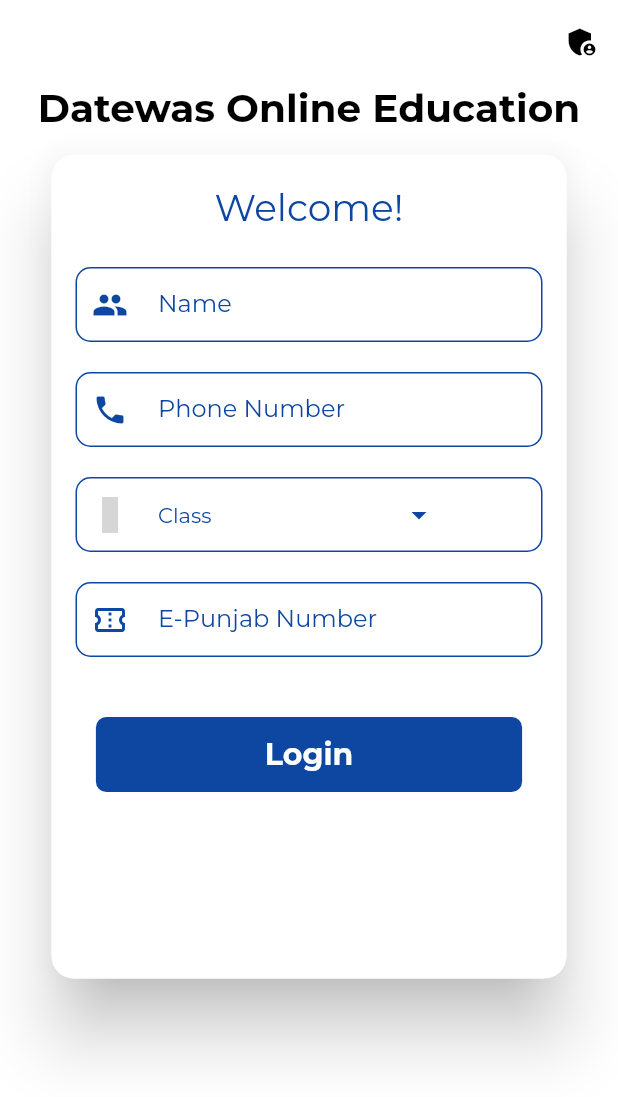
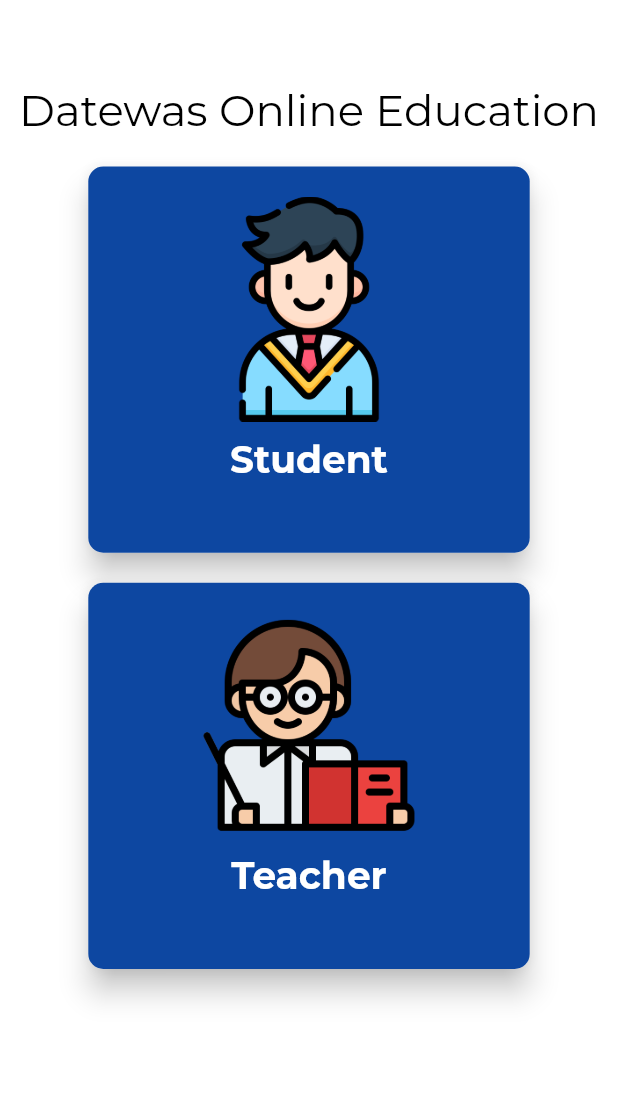
Before and after one commit to RishiAhuja/datewas-education, a Flutter app: the screen it shows after launch, on a phone screen of 412 x 824 dp. Shown: the top 1097 px of the screen. Run offline on Flutter 3.47's test engine with Material 2 defaults, Android fonts, the phone set to English and light mode, and no system bars; our stand-ins replace auto_size_text, cached_network_image, cloud_firestore, file_picker, firebase_messaging, firebase_storage and 7 more; missing offline and left inert: advance_pdf_viewer, flutter_otp, image_downloader; accounts and stored records are empty; grey boxes are pictures that could not be loaded.

Commit message:
Today-s-Commit

```diff
--- a/lib/views/authenticate.dart
+++ b/lib/views/authenticate.dart
@@ -1,5 +1,6 @@
 import 'package:datewas_education/views/classRoom.dart';
 import 'package:datewas_education/views/signUp.dart';
+import 'package:datewas_education/views/userSelection.dart';
 import 'package:firebase_messaging/firebase_messaging.dart';
 import 'package:flutter/material.dart';
 import 'package:shared_preferences/shared_preferences.dart';
@@ -50,7 +51,7 @@ class _AuthenticateState extends State<Authenticate> {
 
     if(_isSigned){
       return MaterialApp(
-          title: 'Flutter Demo',
+          title: 'Datewas Education',
           theme: ThemeData(
             scaffoldBackgroundColor: Colors.white,
             // scaffoldBackgroundColor: Colors.tealAccent[200],
@@ -59,11 +60,11 @@ class _AuthenticateState extends State<Authenticate> {
     }
     else {
       return MaterialApp(
-          title: 'Flutter Demo',
+          title: 'Datewas Education',
           theme: ThemeData(
             scaffoldBackgroundColor: Colors.white,
             primarySwatch: Colors.blue,
-          ), home: SignUp());
+          ), home: UserSelection());
     }
 
 
--- a/lib/views/signUp.dart
+++ b/lib/views/signUp.dart
@@ -49,6 +49,7 @@ class _SignUpState extends State<SignUp> {
   Widget build(BuildContext context) {
     return Scaffold(
       appBar: AppBar(
+        leading: IconButton(icon: Icon(Icons.arrow_back_ios_outlined, color: Colors.black,), onPressed: () => Navigator.pop(context),),
           backgroundColor: Colors.white,
           elevation: 0,
         actions: [
--- /dev/null
+++ b/lib/views/userSelection.dart
@@ -0,0 +1,121 @@
+import 'package:datewas_education/views/signUp.dart';
+import 'package:datewas_education/views/teacher.dart';
+import 'package:flutter/material.dart';
+import 'package:google_fonts/google_fonts.dart';
+
+class UserSelection extends StatefulWidget {
+  @override
+  _UserSelectionState createState() => _UserSelectionState();
+}
+
+class _UserSelectionState extends State<UserSelection> {
+  @override
+  Widget build(BuildContext context) {
+    return Scaffold(
+      appBar: AppBar(
+        elevation: 0,
+        backgroundColor: Colors.white,
+      ),
+      body: Container(
+        child: Column(
+          children: [
+            Container(
+              alignment: Alignment.center,
+              child: Text(
+                'Datewas Online Education',
+                textAlign: TextAlign.center,
+                style: GoogleFonts.montserrat(
+                  textStyle: TextStyle(
+                    color: Colors.black,
+                    fontSize: 29
+                  )
+                ),
+              ),
+            ),
+            SizedBox(height: 20),
+            GestureDetector(
+              onTap: () => Navigator.push(context, MaterialPageRoute(builder: (context) => SignUp())),
+              child: Align(
+                alignment: Alignment.center,
+                child: Material(
+                  borderRadius: BorderRadius.circular(10),
+                  elevation: 8,
+                  child: Container(
+                    decoration: BoxDecoration(
+                      color: Colors.blue[900],
+                      borderRadius: BorderRadius.circular(10),
+                    ),
+                    width: MediaQuery.of(context).size.width/1.4,
+                    height: MediaQuery.of(context).size.height/3.2,
+                    child: Container(
+                      alignment: Alignment.center,
+                      margin: EdgeInsets.all(20),
+                      child: Column(
+                        children: [
+                          SizedBox(width: 150, height: 150, child: Image.asset('assets/student.png')),
+                          SizedBox(height: 10),
+                          Text(
+                            'Student',
+                            style: GoogleFonts.montserrat(
+                                textStyle: TextStyle(
+                                    color: Colors.white,
+                                    fontWeight: FontWeight.bold,
+                                    fontSize: 25
+                                )
+                            ),
+                          ),
+                        ],
+                      ),
+                    )
+                  ),
+                ),
+              ),
+            ),
+
+            SizedBox(height: 20),
+            GestureDetector(
+              onTap: () => Navigator.push(context, MaterialPageRoute(builder: (context) => TeachSignUp())),
+              child: Align(
+                alignment: Alignment.center,
+                child: Material(
+                  borderRadius: BorderRadius.circular(10),
+                  elevation: 8,
+                  child: Container(
+                      decoration: BoxDecoration(
+                        color: Colors.blue[900],
+                        borderRadius: BorderRadius.circular(10),
+                      ),
+                      width: MediaQuery.of(context).size.width/1.4,
+                      height: MediaQuery.of(context).size.height/3.2,
+                      child: Container(
+                        alignment: Alignment.center,
+                        margin: EdgeInsets.all(20),
+                        child: Column(
+                          children: [
+                            SizedBox(width: 150, height: 150, child: Image.asset('assets/teacher.png')),
+                            SizedBox(height: 10),
+                            Text(
+                              'Teacher',
+                              style: GoogleFonts.montserrat(
+                                  textStyle: TextStyle(
+                                      color: Colors.white,
+                                      fontWeight: FontWeight.bold,
+                                      fontSize: 25
+                                  )
+                              ),
+                            ),
+                          ],
+                        ),
+                      )
+                  ),
+                ),
+              ),
+            )
+
+
+          ],
+        ),
+      ),
+    );
+  }
+}
```
Also changed, not shown: lib/helper/otpCheck.dart (added, +164 -0 lines), lib/views/teacher.dart (added, +280 -0 lines), pubspec.yaml (+6 -3 lines), assets/student.png (added), assets/teacher.png (added), pubspec.lock.
